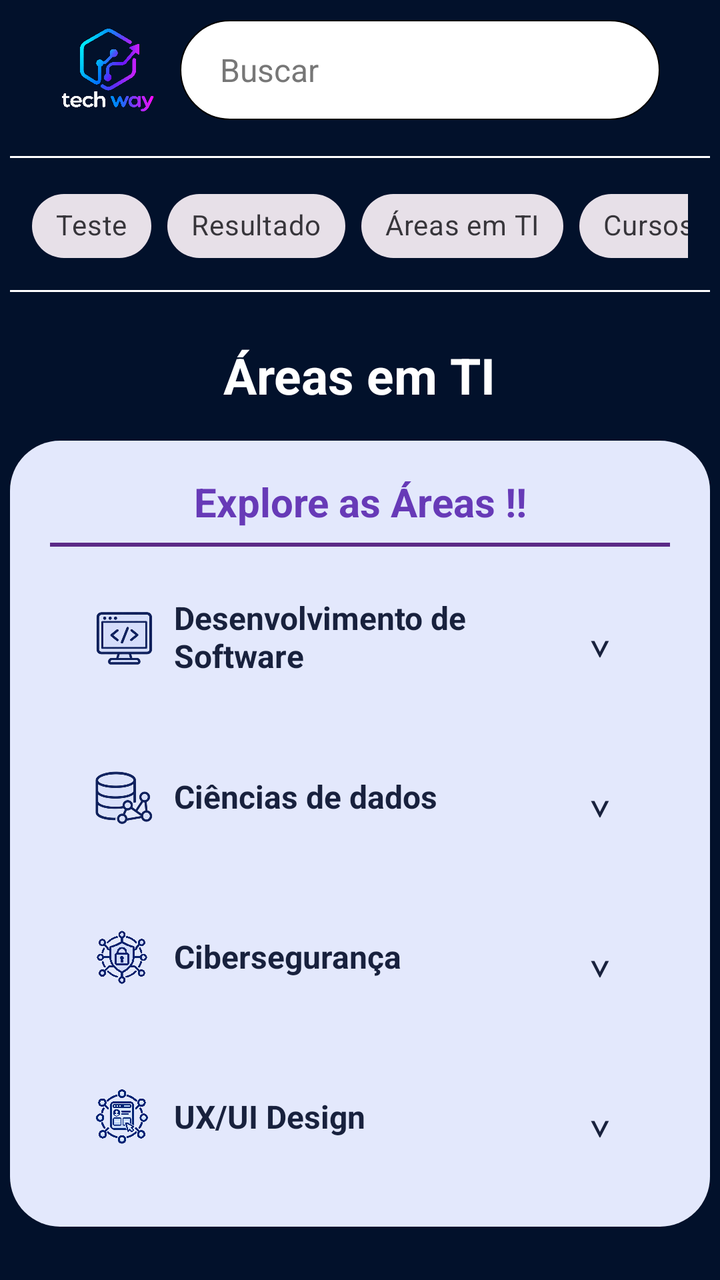
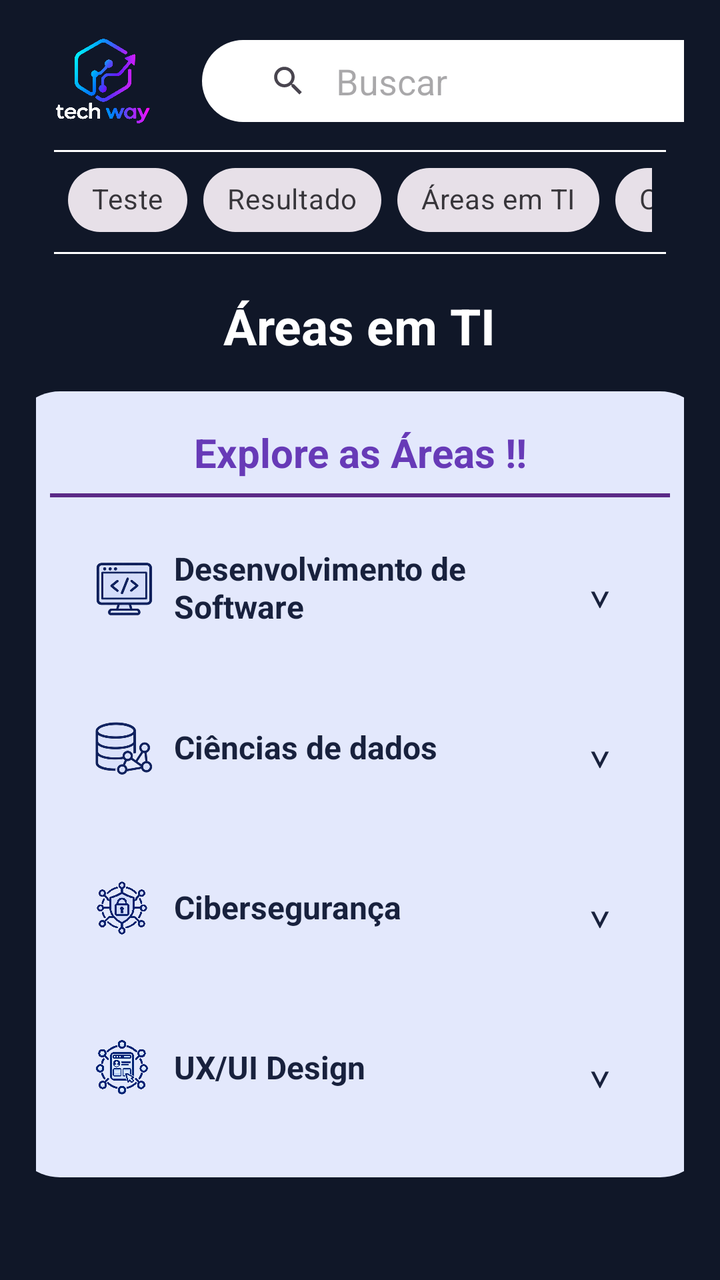

Two renders of the same Android screen: before a commit and after it. Below are the layout's source before the change and the commit's diff.
<!-- AndroidManifest.xml: application theme Theme.TechWayTCC -->
<!-- res/layout/area_ti_activity.xml -->
<?xml version="1.0" encoding="utf-8"?>
<LinearLayout
    xmlns:android="http://schemas.android.com/apk/res/android"
    android:id="@+id/layoutPrincipal"
    android:layout_width="match_parent"
    android:layout_height="match_parent"
    android:orientation="vertical"
    android:background="#02112B">

    <LinearLayout
        android:layout_width="match_parent"
        android:layout_height="70dp"
        android:orientation="horizontal"
        android:gravity="center_vertical"
        android:paddingStart="30dp"
        android:paddingEnd="15dp">

        <ImageView
            android:id="@+id/logo"
            android:layout_width="48dp"
            android:layout_height="48dp"
            android:layout_marginEnd="12dp"
            android:src="@drawable/logo"
            android:scaleType="fitCenter"
            android:contentDescription="@string/logo_description"/>

        <EditText
            android:id="@+id/barraPesquisa"
            android:layout_width="0dp"
            android:layout_height="50dp"
            android:layout_weight="1"
            android:layout_marginEnd="15dp"
            android:hint="@string/buscar"
            android:textColorHint="#777777"
            android:textSize="16sp"
            android:paddingStart="20dp"
            android:paddingEnd="20dp"
            android:background="@drawable/fundo_pesquisa"
            android:inputType="text"
            android:autofillHints="none"/>

    </LinearLayout>

    <View
        android:layout_width="350dp"
        android:layout_height="1dp"
        android:layout_gravity="center"
        android:layout_marginTop="8dp"
        android:layout_marginBottom="10dp"
        android:background="@color/white" />

    <LinearLayout
        android:layout_width="match_parent"
        android:layout_height="wrap_content"
        android:gravity="center"
        android:orientation="horizontal">

        <HorizontalScrollView
            android:layout_width="wrap_content"
            android:layout_height="wrap_content"
            android:scrollbars="none"
            android:paddingStart="16dp"
            android:paddingEnd="16dp">

            <com.google.android.material.chip.ChipGroup
                android:layout_width="wrap_content"
                android:layout_height="wrap_content"
                android:orientation="horizontal">

                <com.google.android.material.chip.Chip
                    android:id="@+id/chipTeste"
                    style="@style/Widget.MaterialComponents.Chip.Choice"
                    android:layout_width="wrap_content"
                    android:layout_height="wrap_content"
                    android:text="Teste" />

                <com.google.android.material.chip.Chip
                    android:id="@+id/chipResultado"
                    style="@style/Widget.MaterialComponents.Chip.Choice"
                    android:layout_width="wrap_content"
                    android:layout_height="wrap_content"
                    android:text="Resultado" />

                <com.google.android.material.chip.Chip
                    android:id="@+id/chipAreas"
                    style="@style/Widget.MaterialComponents.Chip.Choice"
                    android:layout_width="wrap_content"
                    android:layout_height="wrap_content"
                    android:text="Áreas em TI" />

                <com.google.android.material.chip.Chip
                    android:id="@+id/chipCursos"
                    style="@style/Widget.MaterialComponents.Chip.Choice"
                    android:layout_width="wrap_content"
                    android:layout_height="wrap_content"
                    android:text="Cursos" />

            </com.google.android.material.chip.ChipGroup>
        </HorizontalScrollView>
    </LinearLayout>

    <View
        android:layout_width="350dp"
        android:layout_height="1dp"
        android:layout_gravity="center"
        android:layout_marginTop="8dp"
        android:layout_marginBottom="12dp"
        android:background="@color/white" />


    <ScrollView
        android:layout_width="match_parent"
        android:layout_height="0dp"
        android:layout_weight="1"
        android:fillViewport="true"
        android:scrollbars="vertical">

        <LinearLayout
            android:layout_width="match_parent"
            android:layout_height="wrap_content"
            android:orientation="vertical"
            android:gravity="center">

            <TextView
                android:layout_width="wrap_content"
                android:layout_height="wrap_content"
                android:layout_margin="1dp"
                android:layout_gravity="center"
                android:text="Áreas em TI"
                android:textColor="#FFFFFF"
                android:textSize="25sp"
                android:textStyle="bold" />


            <LinearLayout
                android:layout_width="350dp"
                android:layout_height="wrap_content"
                android:layout_gravity="center"
                android:orientation="vertical"
                android:layout_margin="15dp"
                android:padding="15dp"
                android:background="@drawable/fundo_arredondado">

                <TextView
                    android:layout_width="match_parent"
                    android:layout_height="wrap_content"
                    android:gravity="center"
                    android:text="Explore as Áreas !!"
                    android:textColor="#673AB7"
                    android:textSize="20sp"
                    android:textStyle="bold"
                    android:layout_margin="2dp"/>

                <View
                    android:layout_width="match_parent"
                    android:layout_height="2dp"
                    android:layout_marginTop="10dp"
                    android:layout_marginBottom="12dp"
                    android:background="#5B2A86"
                    android:layout_margin="5dp"/>

                <LinearLayout
                    android:layout_width="match_parent"
                    android:layout_height="wrap_content"
                    android:orientation="vertical"
                    android:gravity="center">

                    <LinearLayout
                        android:id="@+id/btnDesenvolvimento"
                        android:layout_width="match_parent"
                        android:layout_height="50dp"
                        android:orientation="horizontal"
                        android:gravity="center_vertical"
                        android:layout_margin="15dp"
                        android:paddingStart="10dp"
                        android:paddingEnd="10dp"
                        android:layout_marginTop="10dp"
                        android:background="@drawable/fundo_botao_area">

                        <ImageView
                            android:layout_width="32dp"
                            android:layout_height="32dp"
                            android:layout_marginEnd="10dp"
                            android:scaleType="centerInside"
                            android:src="@drawable/ic_desenvolvimento"
                            android:contentDescription="Desenvolvimento" />

                        <TextView
                            android:layout_width="0dp"
                            android:layout_height="wrap_content"
                            android:layout_weight="1"
                            android:text="Desenvolvimento de Software"
                            android:textStyle="bold"
                            android:textColor="#18213D"
                            android:textSize="16sp" />

                        <TextView
                            android:layout_width="30dp"
                            android:layout_height="wrap_content"
                            android:gravity="center"
                            android:text="⌄"
                            android:textColor="#18213D"
                            android:textSize="22sp" />

                    </LinearLayout>

                    <LinearLayout
                        android:id="@+id/conteudoDesenvolvimento"
                        android:layout_width="match_parent"
                        android:layout_height="wrap_content"
                        android:orientation="vertical"
                        android:paddingStart="20dp"
                        android:paddingEnd="16dp"
                        android:paddingTop="4dp"
                        android:paddingBottom="12dp"
                        android:layout_marginStart="15dp"
                        android:layout_marginEnd="15dp"
                        android:background="@drawable/fundo_botao_area"
                        android:visibility="gone">

                        <TextView
                            android:layout_width="match_parent"
                            android:layout_height="wrap_content"
                            android:padding="8dp"
                            android:text="É a área responsável pela criação de programas, aplicativos e sistemas digitais.
Envolve etapas como planejamento, programação, testes e manutenção.
Os profissionais utilizam linguagens de programação para desenvolver soluções tecnológicas.
Essa área está presente em celulares, computadores, jogos, sites e sistemas empresariais.
Seu objetivo é criar ferramentas eficientes e inovadoras para atender às necessidades das pessoas e das empresas.
"
                            android:textColor="@color/black"
                            android:textSize="14sp" />


                    </LinearLayout>

                    <LinearLayout
                        android:id="@+id/btnCienciasDados"
                        android:layout_width="match_parent"
                        android:layout_height="50dp"
                        android:orientation="horizontal"
                        android:gravity="center_vertical"
                        android:layout_margin="15dp"
                        android:paddingStart="10dp"
                        android:paddingEnd="10dp"
                        android:layout_marginTop="10dp"
                        android:background="@drawable/fundo_botao_area">

                        <ImageView
                            android:layout_width="32dp"
                            android:layout_height="32dp"
                            android:layout_marginEnd="10dp"
                            android:scaleType="centerInside"
                            android:src="@drawable/ic_ciencias_dados"
                            android:contentDescription="Ciências de dados" />

                        <TextView
                            android:layout_width="0dp"
                            android:layout_height="wrap_content"
                            android:layout_weight="1"
                            android:text="Ciências de dados"
                            android:textStyle="bold"
                            android:textColor="#18213D"
                            android:textSize="16sp" />

                        <TextView
                            android:layout_width="30dp"
                            android:layout_height="wrap_content"
                            android:gravity="center"
                            android:text="⌄"
                            android:textColor="#18213D"
                            android:textSize="22sp" />

                    </LinearLayout>

                    <LinearLayout
                        android:id="@+id/conteudoCienciasDados"
                        android:layout_width="match_parent"
                        android:layout_height="wrap_content"
                        android:orientation="vertical"
                        android:paddingStart="20dp"
                        android:paddingEnd="16dp"
                        android:paddingTop="4dp"
                        android:paddingBottom="12dp"
                        android:layout_marginStart="15dp"
                        android:layout_marginEnd="15dp"
                        android:background="@drawable/fundo_botao_area"
                        android:visibility="gone">

                        <TextView
                            android:layout_width="match_parent"
                            android:layout_height="wrap_content"
                            android:padding="8dp"
                            android:text="É a área que utiliza dados para encontrar informações e padrões importantes.
Ela combina programação, estatística e tecnologia para analisar grandes quantidades de dados.
Com ela, é possível ajudar empresas e pessoas a tomar decisões melhores.
A Ciência de Dados está presente em áreas como saúde, tecnologia, negócios e educação.
"
                            android:textColor="@color/black"
                            android:textSize="14sp" />


                    </LinearLayout>

                    <LinearLayout
                        android:id="@+id/btnCiberseguranca"
                        android:layout_width="match_parent"
                        android:layout_height="50dp"
                        android:orientation="horizontal"
                        android:gravity="center_vertical"
                        android:layout_margin="15dp"

                        android:paddingStart="10dp"
                        android:paddingEnd="10dp"
                        android:layout_marginTop="10dp"
                        android:background="@drawable/fundo_botao_area">

                        <ImageView
                            android:layout_width="32dp"
                            android:layout_height="32dp"
                            android:layout_marginEnd="10dp"
                            android:scaleType="centerInside"
                            android:src="@drawable/ic_ciberseguranca"
                            android:contentDescription="Cibersegurança" />

                        <TextView
                            android:layout_width="0dp"
                            android:layout_height="wrap_content"
                            android:layout_weight="1"
                            android:text="Cibersegurança"
                            android:textStyle="bold"
                            android:textColor="#18213D"
                            android:textSize="16sp" />

                        <TextView
                            android:layout_width="30dp"
                            android:layout_height="wrap_content"
                            android:gravity="center"
                            android:text="⌄"
                            android:textColor="#18213D"
                            android:textSize="22sp" />

                    </LinearLayout>

                    <LinearLayout
                        android:id="@+id/conteudoCiebrseguranca"
                        android:layout_width="match_parent"
                        android:layout_height="wrap_content"
                        android:orientation="vertical"
                        android:paddingStart="20dp"
                        android:paddingEnd="16dp"
                        android:paddingTop="4dp"
                        android:paddingBottom="12dp"
                        android:layout_marginStart="15dp"
                        android:layout_marginEnd="15dp"
                        android:background="@drawable/fundo_botao_area"
                        android:visibility="gone">

                        <TextView
                            android:layout_width="match_parent"
                            android:layout_height="wrap_content"
                            android:padding="8dp"
                            android:text="O que é Cibersegurança?"
                            android:textColor="#18213D"
                            android:textSize="14sp" />

                        <TextView
                            android:layout_width="match_parent"
                            android:layout_height="wrap_content"
                            android:padding="8dp"
                            android:text="A Cibersegurança é a área responsável por proteger sistemas, redes e dados contra ataques digitais.
Seu objetivo é prevenir invasões, fraudes, roubo de informações e outros crimes virtuais.
Ela utiliza ferramentas e estratégias para garantir a segurança e a privacidade dos usuários.
Também envolve práticas como senhas fortes, autenticação em duas etapas e uso seguro da internet.
A cibersegurança é essencial para proteger informações e garantir a confiança no mundo digital..
"
                            android:textColor="@color/black"
                            android:textSize="14sp" />


                    </LinearLayout>

                    <LinearLayout
                        android:id="@+id/btnDesing"
                        android:layout_width="match_parent"
                        android:layout_height="50dp"
                        android:orientation="horizontal"
                        android:gravity="center_vertical"
                        android:layout_margin="15dp"
                        android:paddingStart="10dp"
                        android:paddingEnd="10dp"
                        android:layout_marginTop="10dp"
                        android:background="@drawable/fundo_botao_area">

                        <ImageView
                            android:layout_width="32dp"
                            android:layout_height="32dp"
                            android:layout_marginEnd="10dp"
                            android:scaleType="centerInside"
                            android:src="@drawable/ic_design"
                            android:contentDescription="UX/UI Design" />

                        <TextView
                            android:layout_width="0dp"
                            android:layout_height="wrap_content"
                            android:layout_weight="1"
                            android:text="UX/UI Design"
                            android:textStyle="bold"
                            android:textColor="#18213D"
                            android:textSize="16sp" />

                        <TextView
                            android:layout_width="30dp"
                            android:layout_height="wrap_content"
                            android:gravity="center"
                            android:text="⌄"
                            android:textColor="#18213D"
                            android:textSize="22sp" />

                    </LinearLayout>

                    <LinearLayout
                        android:id="@+id/conteudoDesign"
                        android:layout_width="match_parent"
                        android:layout_height="wrap_content"
                        android:orientation="vertical"
                        android:paddingStart="20dp"
                        android:paddingEnd="16dp"
                        android:paddingTop="4dp"
                        android:paddingBottom="12dp"
                        android:layout_marginStart="15dp"
                        android:layout_marginEnd="15dp"
                        android:background="@drawable/fundo_botao_area"
                        android:visibility="gone">

                        <TextView
                            android:layout_width="match_parent"
                            android:layout_height="wrap_content"
                            android:padding="8dp"
                            android:text="UX/UI Design é uma área que busca criar experiências digitais práticas, intuitivas e agradáveis.
UX (User Experience) foca na experiência e na satisfação do usuário ao utilizar um produto.
UI (User Interface) cuida da parte visual, como cores, botões, ícones e organização das telas.
Juntos, UX e UI tornam aplicativos e sites mais acessíveis, funcionais e fáceis de usar.
O objetivo é unir usabilidade, estética e eficiência para atender às necessidades dos usuários.
"
                            android:textColor="@color/black"
                            android:textSize="14sp" />

                    </LinearLayout>

                </LinearLayout>

            </LinearLayout>

        </LinearLayout>

    </ScrollView>

</LinearLayout>
<!-- resources referenced by this layout -->
<resources>
  <color name="black">#FF000000</color>
  <color name="white">#FFFFFFFF</color>
  <!-- drawable fundo_arredondado (drawable) -->
  <shape
  
      xmlns:android="http://schemas.android.com/apk/res/android"
  
      android:shape="rectangle">
  
      <solid android:color="#E3E8FC"/>
  
      <corners android:radius="25dp"/>
  
  </shape>
  <!-- drawable fundo_botao_area (drawable) -->
  <?xml version="1.0" encoding="utf-8"?>
  <selector xmlns:android="http://schemas.android.com/apk/res/android">
  
  </selector>
  <!-- drawable fundo_pesquisa (drawable) -->
  <?xml version="1.0" encoding="utf-8"?>
  <shape xmlns:android="http://schemas.android.com/apk/res/android"
      android:shape="rectangle">
  
      <solid android:color="@color/white" />
  
      <stroke
          android:width="0.5dp"/>
  
      <corners android:radius="25dp" />
  
  </shape>
  <!-- drawable ic_ciberseguranca: png bitmap (drawable, 664298 bytes) -->
  <!-- drawable ic_ciencias_dados: png bitmap (drawable, 57812 bytes) -->
  <!-- drawable ic_desenvolvimento: png bitmap (drawable, 50767 bytes) -->
  <!-- drawable ic_design: png bitmap (drawable, 770861 bytes) -->
  <!-- drawable logo: png bitmap (drawable, 471142 bytes) -->
  <string name="buscar">Buscar</string>
  <string name="logo_description">logo</string>
  <style name="Theme.TechWayTCC" parent="Base.Theme.TechWayTCC" />
  <style name="Base.Theme.TechWayTCC" parent="Theme.Material3.DayNight.NoActionBar">
          
          
      </style>
</resources>

<!-- the commit's change to res/layout/area_ti_activity.xml (unified diff, before → after) -->
@@ -1,62 +1,71 @@
 <?xml version="1.0" encoding="utf-8"?>
 <LinearLayout
     xmlns:android="http://schemas.android.com/apk/res/android"
+    xmlns:app="http://schemas.android.com/apk/res-auto"
     android:id="@+id/layoutPrincipal"
     android:layout_width="match_parent"
     android:layout_height="match_parent"
-    android:orientation="vertical"
-    android:background="#02112B">
-
-    <LinearLayout
-        android:layout_width="match_parent"
-        android:layout_height="70dp"
-        android:orientation="horizontal"
-        android:gravity="center_vertical"
-        android:paddingStart="30dp"
-        android:paddingEnd="15dp">
-
-        <ImageView
-            android:id="@+id/logo"
-            android:layout_width="48dp"
-            android:layout_height="48dp"
-            android:layout_marginEnd="12dp"
-            android:src="@drawable/logo"
-            android:scaleType="fitCenter"
-            android:contentDescription="@string/logo_description"/>
-
-        <EditText
-            android:id="@+id/barraPesquisa"
-            android:layout_width="0dp"
-            android:layout_height="50dp"
-            android:layout_weight="1"
-            android:layout_marginEnd="15dp"
-            android:hint="@string/buscar"
-            android:textColorHint="#777777"
-            android:textSize="16sp"
-            android:paddingStart="20dp"
-            android:paddingEnd="20dp"
-            android:background="@drawable/fundo_pesquisa"
-            android:inputType="text"
-            android:autofillHints="none"/>
-
-    </LinearLayout>
-
-    <View
-        android:layout_width="350dp"
-        android:layout_height="1dp"
-        android:layout_gravity="center"
-        android:layout_marginTop="8dp"
-        android:layout_marginBottom="10dp"
-        android:background="@color/white" />
-
+    android:background="#101728"
+    android:padding="18dp"
+    android:orientation="vertical">
+
+    
     <LinearLayout
         android:layout_width="match_parent"
         android:layout_height="wrap_content"
-        android:gravity="center"
+        android:gravity="center_vertical"
         android:orientation="horizontal">
 
+        
+        <LinearLayout
+            android:layout_width="49dp"
+            android:layout_height="45dp"
+            android:padding="11dp"
+            android:orientation="horizontal"
+            android:layout_marginStart="9dp"
+            android:background="@drawable/logo">
+        </LinearLayout>
+
+        
+        <LinearLayout
+            android:id="@+id/conteiner_Barra2"
+            android:layout_width="match_parent"
+            android:layout_height="41dp"
+            android:layout_marginLeft="25dp"
+            android:orientation="horizontal">
+
+            <androidx.appcompat.widget.SearchView
+
+                android:id="@+id/barra_pesquisa2"
+                android:layout_width="280dp"
+                android:layout_height="wrap_content"
+                android:background="@drawable/barra_arredondada"
+                android:gravity="center"
+                android:padding="11dp"
+                app:iconifiedByDefault="false"
+                app:queryBackground="@null"
+                app:queryHint="Buscar" />
+        </LinearLayout>
+
+    </LinearLayout>
+
+    
+    <View
+        android:layout_width="match_parent"
+        android:layout_height="1dp"
+        android:layout_marginTop="12dp"
+        android:layout_marginStart="9dp"
+        android:layout_marginEnd="9dp"
+        android:background="#FFFFFF" />
+
+    <LinearLayout
+        android:layout_width="match_parent"
+        android:layout_height="wrap_content"
+        android:gravity="center_vertical"
+        android:orientation="horizontal">
+
         <HorizontalScrollView
-            android:layout_width="wrap_content"
+            android:layout_width="match_parent"
             android:layout_height="wrap_content"
             android:scrollbars="none"
             android:paddingStart="16dp"
@@ -97,15 +106,16 @@
 
             </com.google.android.material.chip.ChipGroup>
         </HorizontalScrollView>
+
     </LinearLayout>
 
     <View
-        android:layout_width="350dp"
+        android:layout_width="match_parent"
         android:layout_height="1dp"
-        android:layout_gravity="center"
-        android:layout_marginTop="8dp"
-        android:layout_marginBottom="12dp"
-        android:background="@color/white" />
+        android:layout_marginTop="2dp"
+        android:layout_marginStart="9dp"
+        android:layout_marginEnd="9dp"
+        android:background="#FFFFFF" />
 
 
     <ScrollView
<!-- resource entries referenced after the edit -->
@@ -1,6 +1,16 @@
 <!-- resources referenced by this layout -->
 <resources>
   <color name="black">#FF000000</color>
+  <!-- drawable barra_arredondada (drawable) -->
+  <?xml version="1.0" encoding="utf-8"?>
+  <shape xmlns:android="http://schemas.android.com/apk/res/android"
+      android:shape="rectangle">
+  
+      <solid android:color="@color/white"/>
+      <corners android:radius="22dp"/>
+  
+  
+  </shape>
   <color name="white">#FFFFFFFF</color>
   <!-- drawable fundo_arredondado (drawable) -->
   <shape
@@ -19,26 +29,11 @@
   <selector xmlns:android="http://schemas.android.com/apk/res/android">
   
   </selector>
-  <!-- drawable fundo_pesquisa (drawable) -->
-  <?xml version="1.0" encoding="utf-8"?>
-  <shape xmlns:android="http://schemas.android.com/apk/res/android"
-      android:shape="rectangle">
-  
-      <solid android:color="@color/white" />
-  
-      <stroke
-          android:width="0.5dp"/>
-  
-      <corners android:radius="25dp" />
-  
-  </shape>
   <!-- drawable ic_ciberseguranca: png bitmap (drawable, 664298 bytes) -->
   <!-- drawable ic_ciencias_dados: png bitmap (drawable, 57812 bytes) -->
   <!-- drawable ic_desenvolvimento: png bitmap (drawable, 50767 bytes) -->
   <!-- drawable ic_design: png bitmap (drawable, 770861 bytes) -->
   <!-- drawable logo: png bitmap (drawable, 471142 bytes) -->
-  <string name="buscar">Buscar</string>
-  <string name="logo_description">logo</string>
   <style name="Theme.TechWayTCC" parent="Base.Theme.TechWayTCC" />
   <style name="Base.Theme.TechWayTCC" parent="Theme.Material3.DayNight.NoActionBar">
           
